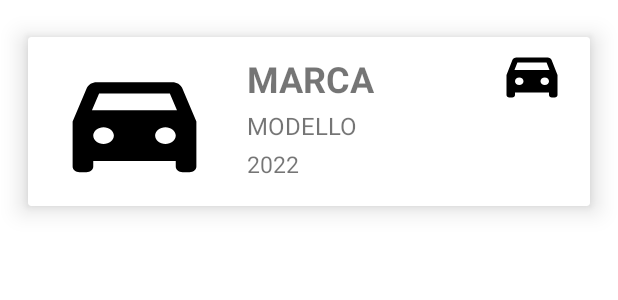
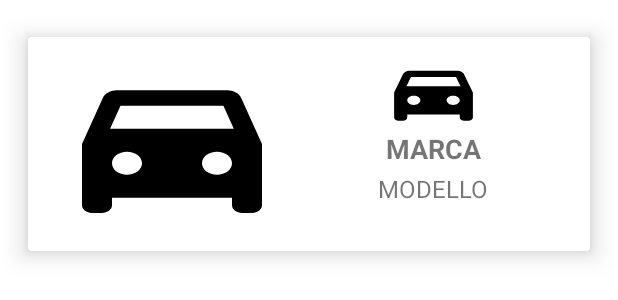
Before and after one commit to SchifName/MyGarage, an Android app: the layout car_item.xml on its own in the app's theme, with its tools: preview values and no code run, on a phone screen of 412 x 824 dp. Shown: the top 300 px of the screen. Run offline under Robolectric (Android 15) with nearby library versions, the phone set to English and light mode, and no system bars.

Commit message:
New card

```diff
--- a/app/src/main/java/com/example/mygarage/ui/home/HomeListAdapter.kt
+++ b/app/src/main/java/com/example/mygarage/ui/home/HomeListAdapter.kt
@@ -26,8 +26,7 @@ class HomeListAdapter(
     ) : RecyclerView.ViewHolder(binding.root) {
         fun bind(car: Car, clickListener: (Car) -> Unit, logoDataApi: LiveData<List<CarLogo>>) {
             binding.car = car
-            binding.carYearProduction.text =
-                context.getString(R.string.year_detail_string, car.yearOfProduction.toString())
+            binding.carYearProduction?.text = context.getString(R.string.year_detail_string, car.yearOfProduction.toString())
             binding.card.setOnClickListener {
                 clickListener(car)
             }
--- a/app/src/main/java/com/example/mygarage/ui/notifications/NotificationsFragment.kt
+++ b/app/src/main/java/com/example/mygarage/ui/notifications/NotificationsFragment.kt
@@ -4,6 +4,7 @@ import android.os.Bundle
 import android.view.LayoutInflater
 import android.view.View
 import android.view.ViewGroup
+import androidx.core.view.isVisible
 import androidx.fragment.app.Fragment
 import androidx.fragment.app.viewModels
 import androidx.recyclerview.widget.ItemTouchHelper
@@ -55,6 +56,10 @@ class NotificationsFragment : Fragment() {
         notificationViewModel.allNotification.observe(this.viewLifecycleOwner) { notificationSelected ->
             notificationSelected.let {
                 adapter.submitList(it)
+                if (it.isNotEmpty())
+                    binding.swipeDelete?.visibility = View.VISIBLE
+                else
+                    binding.swipeDelete?.visibility = View.GONE
             }
         }
 
--- a/app/src/main/res/layout-sw600dp/car_item.xml
+++ b/app/src/main/res/layout-sw600dp/car_item.xml
@@ -38,7 +38,7 @@
                 android:layout_marginBottom="10dp"
                 android:scaleType="fitXY"
                 app:layout_constraintBottom_toBottomOf="parent"
-                app:layout_constraintStart_toStartOf="parent"
+                app:layout_constraintEnd_toEndOf="parent"
                 app:layout_constraintTop_toTopOf="parent"
                 tools:src="@drawable/ic_baseline_directions_car_filled_24">
 
@@ -46,14 +46,15 @@
 
             <TextView
                 android:id="@+id/car_brand"
-                android:layout_width="450dp"
+                android:layout_width="0dp"
                 android:layout_height="wrap_content"
-                android:layout_marginStart="30dp"
                 android:text="@{car.brand}"
+                android:textAlignment="center"
                 android:textAllCaps="true"
                 android:textSize="48sp"
                 android:textStyle="bold"
-                app:layout_constraintStart_toEndOf="@id/car_image"
+                app:layout_constraintEnd_toStartOf="@+id/car_image"
+                app:layout_constraintStart_toEndOf="@+id/car_logo"
                 app:layout_constraintTop_toTopOf="@id/car_image"
                 tools:text="Marca">
 
@@ -61,12 +62,14 @@
 
             <TextView
                 android:id="@+id/car_model"
-                android:layout_width="wrap_content"
+                android:layout_width="0dp"
                 android:layout_height="wrap_content"
                 android:layout_marginTop="4dp"
+                android:textAlignment="center"
                 android:text="@{car.model}"
                 android:textAllCaps="true"
                 android:textSize="34sp"
+                app:layout_constraintEnd_toEndOf="@+id/car_brand"
                 app:layout_constraintStart_toStartOf="@id/car_brand"
                 app:layout_constraintTop_toBottomOf="@id/car_brand"
                 tools:text="Modello">
@@ -75,21 +78,24 @@
 
             <TextView
                 android:id="@+id/car_year_production"
-                android:layout_width="wrap_content"
+                android:layout_width="0dp"
                 android:layout_height="wrap_content"
+                android:textAlignment="center"
                 android:layout_marginTop="4dp"
                 android:textSize="34sp"
+                app:layout_constraintEnd_toEndOf="@+id/car_model"
                 app:layout_constraintStart_toStartOf="@+id/car_model"
                 app:layout_constraintTop_toBottomOf="@+id/car_model"
                 tools:text="2022"></TextView>
 
             <ImageView
                 android:id="@+id/car_logo"
-                android:layout_width="140dp"
+                android:layout_width="180dp"
                 android:layout_height="100dp"
-                android:layout_marginTop="5dp"
+                android:layout_marginStart="10dp"
                 android:scaleType="fitXY"
-                app:layout_constraintEnd_toEndOf="parent"
+                app:layout_constraintBottom_toBottomOf="parent"
+                app:layout_constraintStart_toStartOf="parent"
                 app:layout_constraintTop_toTopOf="parent"
                 tools:src="@drawable/ic_baseline_directions_car_filled_24" />
 
--- a/app/src/main/res/layout-sw600dp/fragment_notifications.xml
+++ b/app/src/main/res/layout-sw600dp/fragment_notifications.xml
@@ -16,13 +16,14 @@
         app:layout_constraintBottom_toBottomOf="parent"
         app:layout_constraintEnd_toEndOf="parent"
         app:layout_constraintStart_toStartOf="parent"
-        app:layout_constraintTop_toBottomOf="@+id/textView2" />
+        app:layout_constraintTop_toBottomOf="@+id/swipeDelete" />
 
     <TextView
-        android:id="@+id/textView2"
+        android:id="@+id/swipeDelete"
         android:layout_width="wrap_content"
         android:layout_height="wrap_content"
         android:layout_marginStart="24dp"
+        android:layout_marginTop="10dp"
         android:text="@string/swipe_to_delete"
         android:textAlignment="center"
         android:textColor="@color/red"
--- a/app/src/main/res/layout/car_item.xml
+++ b/app/src/main/res/layout/car_item.xml
@@ -14,7 +14,7 @@
     <androidx.cardview.widget.CardView
         android:id="@+id/card"
         android:layout_width="match_parent"
-        android:layout_height="150dp"
+        android:layout_height="180dp"
         android:layout_margin="6dp"
         app:cardElevation="10dp"
         app:cardMaxElevation="12dp"
@@ -32,10 +32,10 @@
 
             <ImageView
                 android:id="@+id/car_image"
-                android:layout_width="110dp"
-                android:layout_height="90dp"
-                android:layout_marginTop="4dp"
-                android:layout_marginBottom="4dp"
+                android:layout_width="160dp"
+                android:layout_height="0dp"
+                android:layout_marginTop="10dp"
+                android:layout_marginBottom="10dp"
                 android:scaleType="fitXY"
                 app:layout_constraintBottom_toBottomOf="parent"
                 app:layout_constraintStart_toStartOf="parent"
@@ -46,50 +46,63 @@
 
             <TextView
                 android:id="@+id/car_brand"
-                android:layout_width="150dp"
+                android:layout_width="0dp"
                 android:layout_height="wrap_content"
-                android:layout_marginStart="20dp"
+                android:layout_marginStart="5dp"
+                android:maxLines="1"
+                android:singleLine="true"
                 android:text="@{car.brand}"
+                android:textAlignment="center"
                 android:textAllCaps="true"
-                android:textSize="24sp"
+                android:textSize="18sp"
                 android:textStyle="bold"
-                app:layout_constraintStart_toEndOf="@id/car_image"
-                app:layout_constraintTop_toTopOf="@id/car_image"
+                app:layout_constraintEnd_toEndOf="parent"
+                app:layout_constraintStart_toEndOf="@+id/car_image"
+                app:layout_constraintTop_toBottomOf="@+id/car_logo"
                 tools:text="Marca">
 
             </TextView>
 
             <TextView
                 android:id="@+id/car_model"
-                android:layout_width="wrap_content"
+                android:layout_width="0dp"
                 android:layout_height="wrap_content"
-                android:layout_marginTop="4dp"
+                android:layout_marginTop="3dp"
+                android:maxLines="2"
                 android:text="@{car.model}"
+                android:textAlignment="center"
                 android:textAllCaps="true"
                 android:textSize="16sp"
+                app:layout_constraintEnd_toEndOf="@+id/car_brand"
                 app:layout_constraintStart_toStartOf="@id/car_brand"
-                app:layout_constraintTop_toBottomOf="@id/car_brand"
+                app:layout_constraintTop_toBottomOf="@+id/car_brand"
                 tools:text="Modello">
 
             </TextView>
 
+            <!--
             <TextView
                 android:id="@+id/car_year_production"
-                android:layout_width="wrap_content"
+                android:layout_width="0dp"
                 android:layout_height="wrap_content"
-                android:layout_marginTop="4dp"
-                android:textSize="@dimen/card_item_text_size"
+                android:layout_marginBottom="10dp"
+                android:textAlignment="center"
+                android:textSize="16sp"
+                app:layout_constraintBottom_toBottomOf="parent"
+                app:layout_constraintEnd_toEndOf="@+id/car_model"
                 app:layout_constraintStart_toStartOf="@+id/car_model"
-                app:layout_constraintTop_toBottomOf="@+id/car_model"
                 tools:text="2022"></TextView>
+            -->
 
             <ImageView
                 android:id="@+id/car_logo"
-                android:layout_width="45dp"
-                android:layout_height="40dp"
-                android:layout_marginTop="5dp"
+                android:layout_width="70dp"
+                android:layout_height="50dp"
+                android:layout_marginStart="5dp"
+                android:layout_marginTop="12dp"
                 android:scaleType="fitXY"
                 app:layout_constraintEnd_toEndOf="parent"
+                app:layout_constraintStart_toEndOf="@+id/car_image"
                 app:layout_constraintTop_toTopOf="parent"
                 tools:src="@drawable/ic_baseline_directions_car_filled_24" />
 
--- a/app/src/main/res/layout/fragment_notifications.xml
+++ b/app/src/main/res/layout/fragment_notifications.xml
@@ -16,13 +16,14 @@
         app:layout_constraintBottom_toBottomOf="parent"
         app:layout_constraintEnd_toEndOf="parent"
         app:layout_constraintStart_toStartOf="parent"
-        app:layout_constraintTop_toBottomOf="@+id/textView2" />
+        app:layout_constraintTop_toBottomOf="@+id/swipeDelete" />
 
     <TextView
-        android:id="@+id/textView2"
+        android:id="@+id/swipeDelete"
         android:layout_width="wrap_content"
         android:layout_height="wrap_content"
         android:layout_marginStart="17dp"
+        android:layout_marginTop="5dp"
         android:text="@string/swipe_to_delete"
         android:textAlignment="center"
         android:textColor="@color/red"
```
